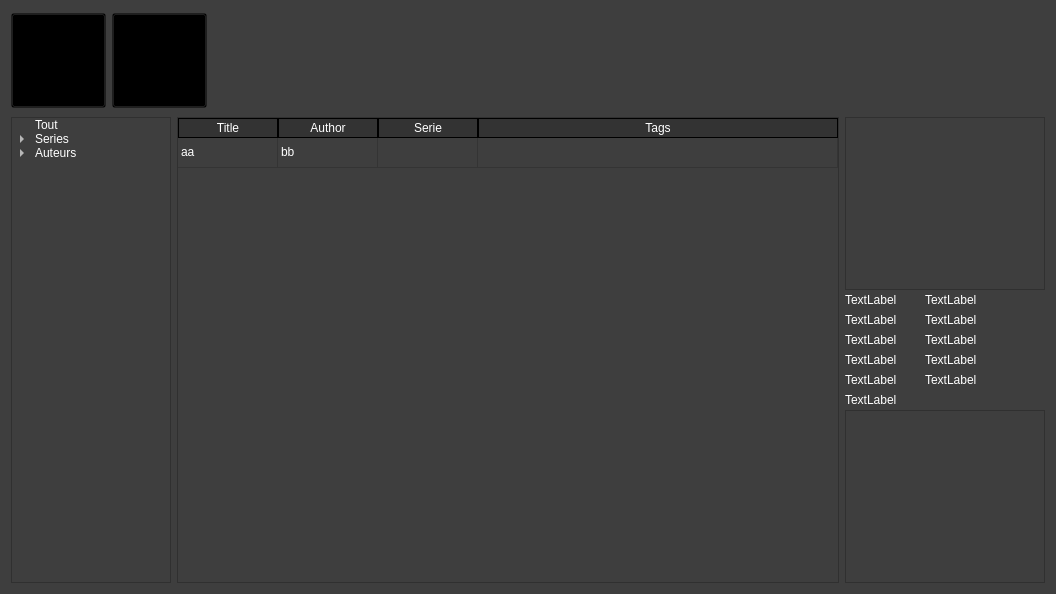
Above: home/home.ui from LordKBX/eBookCollection before the change. Below: the same form after it.
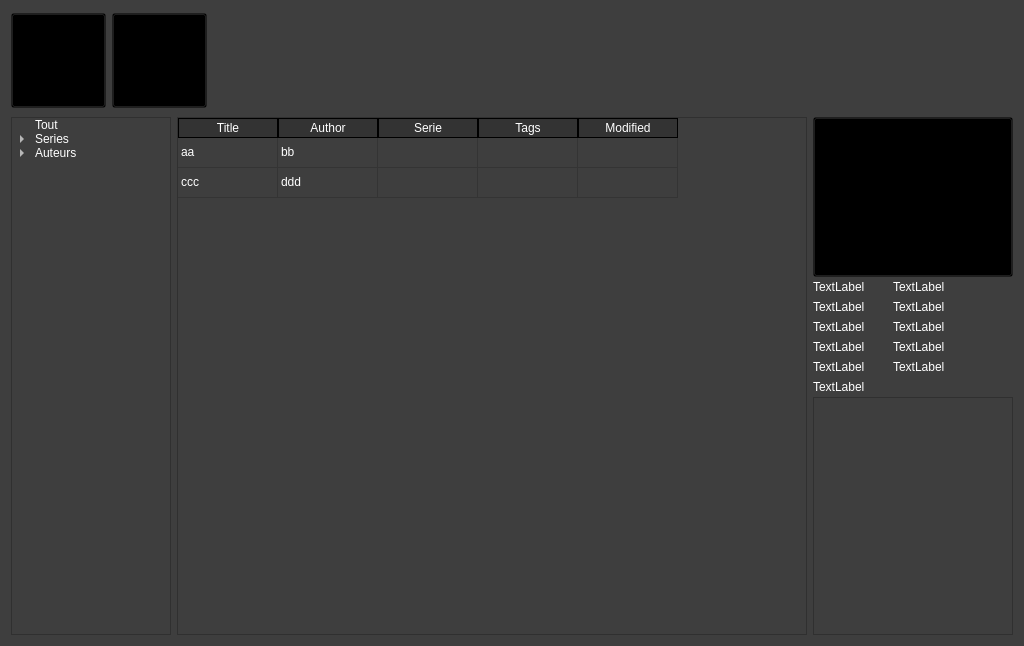
That is the form after the change. Icons and pictures are not drawn.

Commit message: Add Insert Book, tumbnaiil generator, book tableView selection slot, store book tableView collumn size on resize

Diff of the .ui file:
```diff
--- a/home/home.ui
+++ b/home/home.ui
@@ -6,13 +6,13 @@
    <rect>
     <x>0</x>
     <y>0</y>
-    <width>1056</width>
-    <height>594</height>
+    <width>1024</width>
+    <height>646</height>
    </rect>
   </property>
   <property name="minimumSize">
    <size>
-    <width>640</width>
+    <width>1024</width>
     <height>480</height>
    </size>
   </property>
@@ -78,7 +78,7 @@
        <rect>
         <x>0</x>
         <y>0</y>
-        <width>1038</width>
+        <width>1006</width>
         <height>100</height>
        </rect>
       </property>
@@ -219,8 +219,11 @@
     <layout class="QHBoxLayout" name="MainBlock">
      <item>
       <layout class="QVBoxLayout" name="SortingBlock">
+       <property name="spacing">
+        <number>0</number>
+       </property>
        <property name="sizeConstraint">
-        <enum>QLayout::SetDefaultConstraint</enum>
+        <enum>QLayout::SetFixedSize</enum>
        </property>
        <item>
         <widget class="QTreeWidget" name="SortingBlockTree">
@@ -317,7 +320,8 @@
 margin: 0;
 text-align: right;
 font-family: arial;
-font-size: 12px; }</string>
+font-size: 12px; }
+QTableView::item { padding: 0px }</string>
          </property>
          <property name="showDropIndicator" stdset="0">
           <bool>false</bool>
@@ -344,10 +348,10 @@
           <bool>true</bool>
          </property>
          <attribute name="horizontalHeaderShowSortIndicator" stdset="0">
-          <bool>false</bool>
+          <bool>true</bool>
          </attribute>
          <attribute name="horizontalHeaderStretchLastSection">
-          <bool>true</bool>
+          <bool>false</bool>
          </attribute>
          <attribute name="verticalHeaderVisible">
           <bool>false</bool>
@@ -371,8 +375,10 @@
           <property name="text">
            <string>1</string>
           </property>
-          <property name="textAlignment">
-           <set>AlignCenter</set>
+         </row>
+         <row>
+          <property name="text">
+           <string>2</string>
           </property>
          </row>
          <column>
@@ -395,16 +401,37 @@
            <string>Tags</string>
           </property>
          </column>
+         <column>
+          <property name="text">
+           <string>Modified</string>
+          </property>
+         </column>
          <item row="0" column="0">
           <property name="text">
            <string>aa</string>
           </property>
+          <property name="textAlignment">
+           <set>AlignLeading|AlignVCenter</set>
+          </property>
+          <property name="flags">
+           <set>ItemIsSelectable|ItemIsEditable|ItemIsEnabled</set>
+          </property>
          </item>
          <item row="0" column="1">
           <property name="text">
            <string>bb</string>
           </property>
          </item>
+         <item row="1" column="0">
+          <property name="text">
+           <string>ccc</string>
+          </property>
+         </item>
+         <item row="1" column="1">
+          <property name="text">
+           <string>ddd</string>
+          </property>
+         </item>
         </widget>
        </item>
       </layout>
@@ -418,11 +445,23 @@
         <enum>QLayout::SetMaximumSize</enum>
        </property>
        <item>
-        <widget class="QGraphicsView" name="graphicsView">
-         <property name="maximumSize">
+        <widget class="QPushButton" name="InfoBlockCover">
+         <property name="minimumSize">
           <size>
-           <width>200</width>
-           <height>200</height>
+           <width>0</width>
+           <height>160</height>
+          </size>
+         </property>
+         <property name="styleSheet">
+          <string notr="true">background: transparent !important;</string>
+         </property>
+         <property name="text">
+          <string/>
+         </property>
+         <property name="iconSize">
+          <size>
+           <width>160</width>
+           <height>160</height>
           </size>
          </property>
         </widget>
```
Left out of the diff: 3 changed lines with no effect on the pictures. The commit also changes 10 other files.
